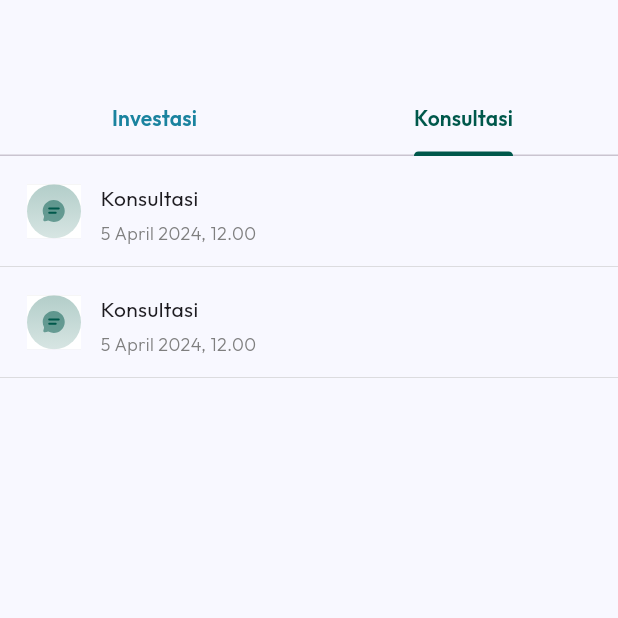
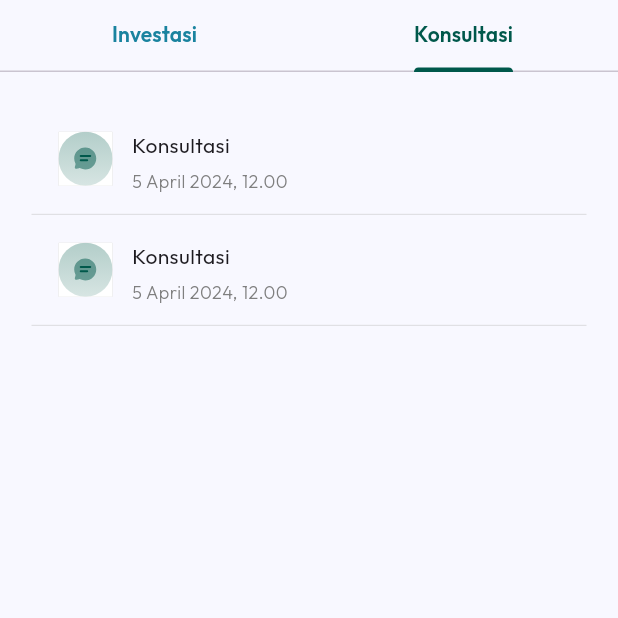
Before and after one commit to raihansyahrin/team_5_motionhack, a Flutter app: the HistoryPage screen opened directly, tab 2 chosen, on a phone screen of 412 x 824 dp, the top half of it. Run offline on Flutter 3.47's test engine with Material 3 defaults, Android fonts, the phone set to English and light mode, and no system bars; our stand-ins replace flutter_svg, get, google_fonts, shared_preferences; accounts and stored records are empty.

Commit message:
refactor: add safearea and delete appbar

```diff
--- a/lib/ui/history/history_page.dart
+++ b/lib/ui/history/history_page.dart
@@ -8,15 +8,8 @@ class HistoryPage extends StatelessWidget {
   @override
   Widget build(BuildContext context) {
     return Scaffold(
-        // appBar: const CustomAppBar(
-        //   title: 'Chat',
-        // ),
-        appBar: AppBar(
-          automaticallyImplyLeading: false,
-          surfaceTintColor: Colors.transparent,
-          elevation: 0,
-        ),
-        body: DefaultTabController(
+      body: SafeArea(
+        child: DefaultTabController(
           initialIndex: 0,
           length: 2,
           child: Column(
@@ -45,7 +38,9 @@ class HistoryPage extends StatelessWidget {
                         physics: const NeverScrollableScrollPhysics(),
                         itemCount: 1,
                         itemBuilder: (context, index) {
-                          return const Column(
+                          return const Padding(
+                            padding: EdgeInsets.all(21.0),
+                            child: Column(
                               children: [
                                 BannerHistory(
                                   nama: 'Pengajuan Proposal',
@@ -76,6 +71,7 @@ class HistoryPage extends StatelessWidget {
                                   terima: false,
                                 ),
                               ],
+                            ),
                           );
                         },
                       ),
@@ -87,7 +83,9 @@ class HistoryPage extends StatelessWidget {
                         physics: const NeverScrollableScrollPhysics(),
                         itemCount: 1,
                         itemBuilder: (context, index) {
-                          return const Column(
+                          return const Padding(
+                            padding: EdgeInsets.all(21.0),
+                            child: Column(
                               children: [
                                 BannerHistory(
                                   nama: 'Konsultasi',
@@ -104,6 +102,7 @@ class HistoryPage extends StatelessWidget {
                                   terima: false,
                                 )
                               ],
+                            ),
                           );
                         },
                       ),
@@ -114,6 +113,7 @@ class HistoryPage extends StatelessWidget {
             ],
           ),
         ),
+      ),
     );
   }
 }
```
Lines whose indentation alone changed are shown as unchanged.
